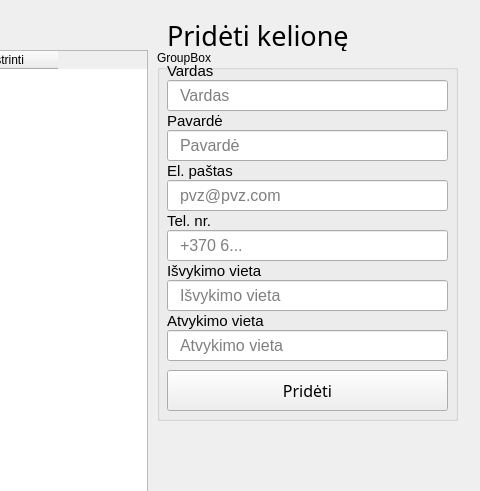
Qt form app.ui (Kristupas99/atsiskaitomasis_darbas) before a commit; both pictures show x 763 to 1243 and y 0 to 491 of the 1243 by 667 pixel window.
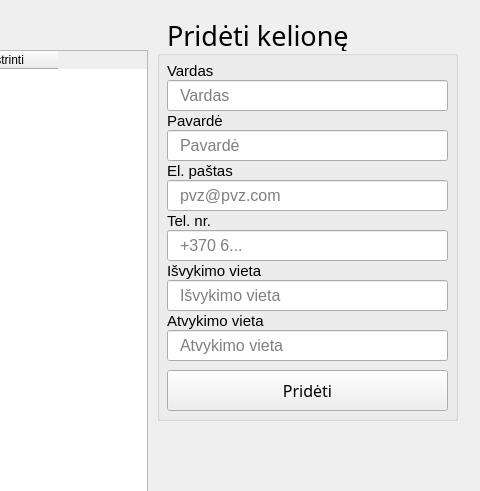
The same form after that commit.

What changed in the file:
```diff
--- a/app.ui
+++ b/app.ui
@@ -114,8 +114,11 @@
       <height>371</height>
      </rect>
     </property>
+    <property name="styleSheet">
+     <string notr="true"/>
+    </property>
     <property name="title">
-     <string>GroupBox</string>
+     <string/>
     </property>
     <widget class="QLabel" name="label_6">
      <property name="geometry">
```
Left out of the diff: 3 changed lines with no effect on the pictures.
